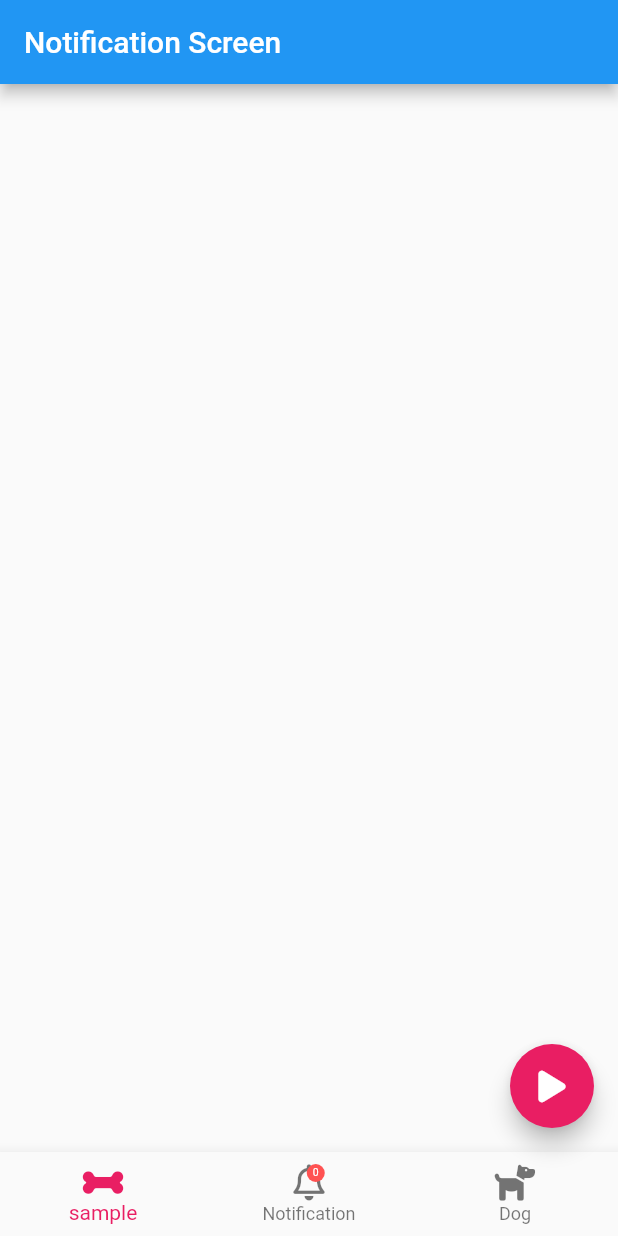
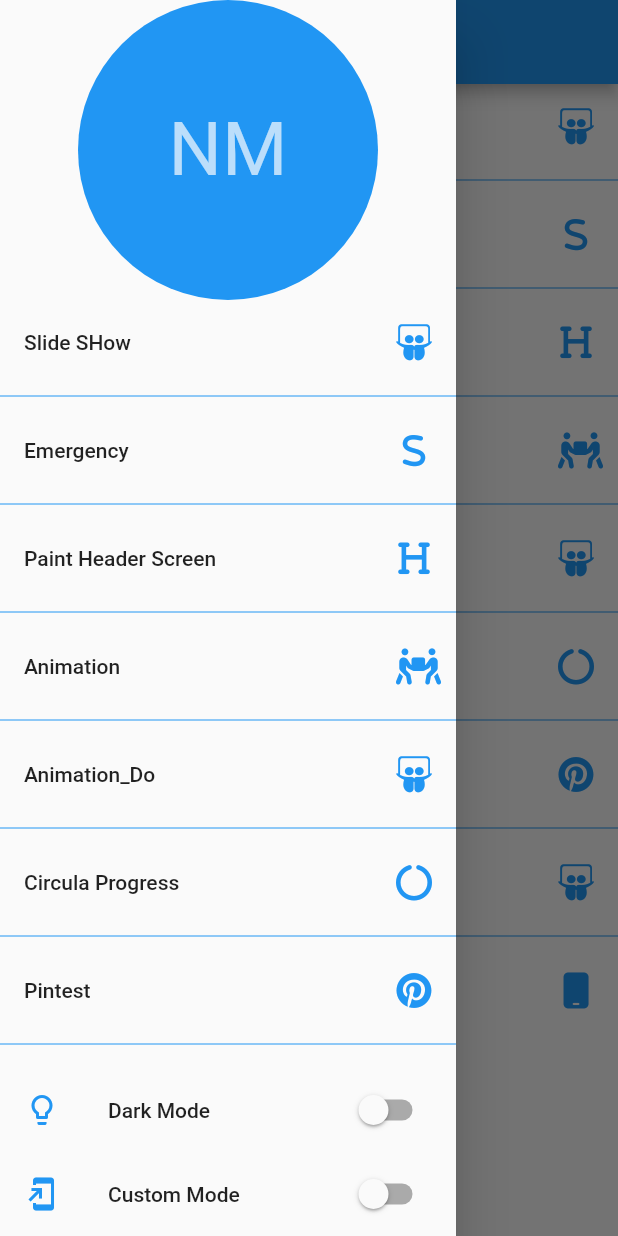
Before and after one commit to den0206/try_tech, a Flutter app: the screen it shows after launch, with the side drawer open (before the commit the screen has no drawer), on a phone screen of 412 x 824 dp. Run offline on Flutter 3.47's test engine with Material 2 defaults, Android fonts, the phone set to English and light mode, and no system bars; our stand-ins replace animate_do, flutter_svg, font_awesome_flutter.

Commit message:
change theme

```diff
--- a/lib/main.dart
+++ b/lib/main.dart
@@ -1,12 +1,16 @@
 import 'package:flutter/material.dart';
-import 'package:try_tech/src/screen/animate_do/animate_do_screen.dart';
-import 'package:try_tech/src/screen/animate_do/notification_screen.dart';
-import 'package:try_tech/src/screen/emergency/emergency_screen.dart';
-import 'package:try_tech/src/screen/pintest/pintest_screen.dart';
-import 'package:try_tech/src/screen/sliver/sliver_screen.dart';
+import 'package:provider/provider.dart';
+
+import 'package:try_tech/src/screen/theme_changer/theme_changer_screen.dart';
+import 'package:try_tech/src/theme/theme.dart';
 
 void main() {
-  runApp(const MyApp());
+  runApp(
+    ChangeNotifierProvider(
+      create: (context) => ThemeChanger(),
+      child: MyApp(),
+    ),
+  );
 }
 
 class MyApp extends StatelessWidget {
@@ -14,11 +18,11 @@ class MyApp extends StatelessWidget {
 
   @override
   Widget build(BuildContext context) {
+    final currentTheme = Provider.of<ThemeChanger>(context).currentTheme;
     return MaterialApp(
-        title: 'Flutter Demo',
-        theme: ThemeData(
-          primarySwatch: Colors.blue,
-        ),
-        home: NotificationScreen());
+      title: 'Flutter Demo',
+      theme: currentTheme,
+      home: ThemeChangerScreen(),
+    );
   }
 }
--- /dev/null
+++ b/lib/src/routes/routes.dart
@@ -0,0 +1,70 @@
+import 'package:flutter/material.dart';
+import 'package:font_awesome_flutter/font_awesome_flutter.dart';
+import 'package:try_tech/src/screen/animation/animation_screen.dart';
+import 'package:try_tech/src/screen/circular_progress/circular_progress_screen.dart';
+import 'package:try_tech/src/screen/emergency/emergency_screen.dart';
+import 'package:try_tech/src/screen/paint_header/paint_header_screen.dart';
+import 'package:try_tech/src/screen/pintest/pintest_screen.dart';
+import 'package:try_tech/src/screen/slide_show/slide_show_screen.dart';
+
+import '../screen/animate_do/animate_do_screen.dart';
+import '../screen/sliver/sliver_screen.dart';
+
+final List<_Route> pageRoutes = [
+  _Route(
+    iconData: FontAwesomeIcons.slideshare,
+    title: "Slide SHow",
+    page: SlideShowScreen(),
+  ),
+  _Route(
+    iconData: FontAwesomeIcons.s,
+    title: "Emergency",
+    page: EmergencyScreen(),
+  ),
+  _Route(
+    iconData: FontAwesomeIcons.heading,
+    title: "Paint Header Screen",
+    page: PaintHeaderScreen(),
+  ),
+  _Route(
+    iconData: FontAwesomeIcons.peopleCarryBox,
+    title: "Animation",
+    page: AnimationScreen(),
+  ),
+  _Route(
+    iconData: FontAwesomeIcons.slideshare,
+    title: "Animation_Do",
+    page: AnimateDoScreen(),
+  ),
+  _Route(
+    iconData: FontAwesomeIcons.circleNotch,
+    title: "Circula Progress",
+    page: CircularProgressScreen(),
+  ),
+  _Route(
+    iconData: FontAwesomeIcons.pinterest,
+    title: "Pintest",
+    page: PintestScreen(),
+  ),
+  _Route(
+    iconData: FontAwesomeIcons.slideshare,
+    title: "Slide Show",
+    page: SlideShowScreen(),
+  ),
+  _Route(
+    iconData: FontAwesomeIcons.mobile,
+    title: "SLiver",
+    page: SliverScreen(),
+  ),
+];
+
+class _Route {
+  final IconData iconData;
+  final String title;
+  final Widget page;
+  _Route({
+    required this.iconData,
+    required this.title,
+    required this.page,
+  });
+}
--- /dev/null
+++ b/lib/src/screen/theme_changer/theme_changer_screen.dart
@@ -0,0 +1,120 @@
+import 'package:flutter/material.dart';
+import 'package:provider/provider.dart';
+import 'package:try_tech/src/routes/routes.dart';
+import 'package:try_tech/src/theme/theme.dart';
+
+class ThemeChangerScreen extends StatelessWidget {
+  const ThemeChangerScreen({Key? key}) : super(key: key);
+
+  @override
+  Widget build(BuildContext context) {
+    return Scaffold(
+      appBar: AppBar(
+        title: const Text('Theme Changer'),
+      ),
+      drawer: ThemeDrawer(),
+      body: _MenuList(),
+    );
+  }
+}
+
+class _MenuList extends StatelessWidget {
+  const _MenuList({
+    Key? key,
+  }) : super(key: key);
+
+  @override
+  Widget build(BuildContext context) {
+    final appTheme = Provider.of<ThemeChanger>(context).currentTheme;
+    return ListView.separated(
+      itemCount: pageRoutes.length,
+      separatorBuilder: (BuildContext context, int index) {
+        return Divider(color: appTheme.colorScheme.secondary);
+      },
+      itemBuilder: (BuildContext context, int index) {
+        final route = pageRoutes[index];
+
+        return ListTile(
+          title: Text(route.title),
+          trailing: Icon(
+            route.iconData,
+            color: appTheme.colorScheme.secondary,
+          ),
+          onTap: () {
+            Navigator.of(context).push(
+              MaterialPageRoute(
+                builder: (context) {
+                  return route.page;
+                },
+              ),
+            );
+          },
+        );
+      },
+    );
+  }
+}
+
+class ThemeDrawer extends StatelessWidget {
+  const ThemeDrawer({Key? key}) : super(key: key);
+
+  @override
+  Widget build(BuildContext context) {
+    final appTheme = Provider.of<ThemeChanger>(context);
+
+    return Drawer(
+      child: Column(
+        children: [
+          SafeArea(
+            child: Container(
+              width: double.infinity,
+              height: 200,
+              child: CircleAvatar(
+                backgroundColor: appTheme.currentTheme.colorScheme.secondary,
+                child: Text(
+                  "NM",
+                  style: TextStyle(fontSize: 50),
+                ),
+              ),
+            ),
+          ),
+          Expanded(
+            child: _MenuList(),
+          ),
+          ListTile(
+            title: Text("Dark Mode"),
+            leading: Icon(
+              Icons.lightbulb_outline,
+              color: appTheme.currentTheme.colorScheme.secondary,
+            ),
+            trailing: Switch.adaptive(
+              value: appTheme.darkTheme,
+              onChanged: (value) {
+                appTheme.darkTheme = value;
+              },
+            ),
+          ),
+          SafeArea(
+            bottom: true,
+            left: false,
+            right: false,
+            top: false,
+            child: ListTile(
+              title: Text("Custom Mode"),
+              leading: Icon(
+                Icons.add_to_home_screen,
+                color: appTheme.currentTheme.colorScheme.secondary,
+              ),
+              trailing: Switch.adaptive(
+                value: appTheme.customTheme,
+                onChanged: (value) {
+                  appTheme.customTheme = value;
+                },
+              ),
+            ),
+          ),
+        ],
+      ),
+    );
+  }
+}
--- /dev/null
+++ b/lib/src/theme/theme.dart
@@ -0,0 +1,25 @@
+import 'package:flutter/material.dart';
+
+class ThemeChanger with ChangeNotifier {
+  bool _darkTheme = false;
+  bool _cutsomTheme = false;
+  ThemeData _currentTheme = ThemeData.light();
+
+  bool get darkTheme => _darkTheme;
+  bool get customTheme => _cutsomTheme;
+  ThemeData get currentTheme => _currentTheme;
+
+  set darkTheme(bool value) {
+    _cutsomTheme = false;
+    _darkTheme = value;
+    _currentTheme = value ? ThemeData.dark() : ThemeData.light();
+    notifyListeners();
+  }
+
+  set customTheme(bool value) {
+    _cutsomTheme = value;
+    _darkTheme = false;
+    _currentTheme = value ? ThemeData.light() : ThemeData.light();
+    notifyListeners();
+  }
+}
```
